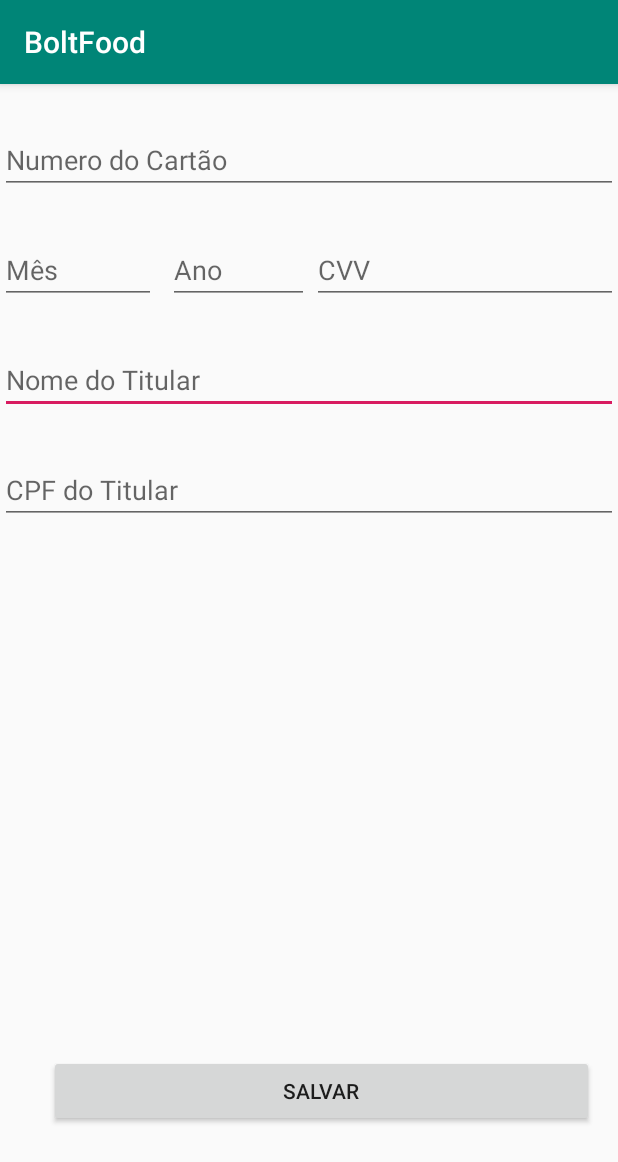
After one commit to BoltFood-Company/BoltFood-Client, an Android app: the CartaoActivity screen opened directly, with no data from a screen before it, on a phone screen of 412 x 824 dp. The commit adds this screen. Shown: the top 1162 px of the screen. Run offline under Robolectric (Android 15) with nearby library versions, the phone set to English and light mode, and no system bars; our stand-ins replace Firebase (no records; nobody signed in at launch, a user with empty details on screens opened directly).

Commit message:
Inserção do cadastro de cartao e tela main activity com botoes de acesso

```diff
--- a/app/src/main/AndroidManifest.xml
+++ b/app/src/main/AndroidManifest.xml
@@ -9,6 +9,7 @@
         android:roundIcon="@mipmap/ic_launcher_round"
         android:supportsRtl="true"
         android:theme="@style/AppTheme">
+        <activity android:name=".view.CartaoActivity"></activity>
         <activity android:name=".view.LoginActivity">
             <intent-filter>
                 <action android:name="android.intent.action.MAIN" />
@@ -17,7 +18,7 @@
             </intent-filter>
         </activity>
         <activity android:name=".view.ClienteActivity" />
-        <activity android:name=".view.MainActivity"></activity>
+        <activity android:name=".view.MainActivity" />
     </application>
 
 </manifest>
--- /dev/null
+++ b/app/src/main/java/br/com/app/client/boltfood/view/CartaoActivity.java
@@ -0,0 +1,115 @@
+package br.com.app.client.boltfood.view;
+
+import android.support.v7.app.AppCompatActivity;
+import android.os.Bundle;
+import android.view.View;
+import android.widget.Button;
+import android.widget.EditText;
+
+import com.google.firebase.auth.FirebaseAuth;
+import com.google.firebase.auth.FirebaseUser;
+
+import br.com.app.client.boltfood.R;
+import br.com.app.client.boltfood.controller.CartaoController;
+import br.com.app.client.boltfood.model.entity.Cartao;
+import br.com.app.client.boltfood.model.entity.util.Documento;
+import br.com.app.client.boltfood.model.entity.util.Validacao;
+
+public class CartaoActivity extends AppCompatActivity {
+
+    private EditText numeroCartao;
+    private EditText validadeMes;
+    private EditText validadeAno;
+    private EditText cvv;
+    private EditText nomeTitular;
+    private EditText cpfTitular;
+    private Button salvar;
+
+    private Cartao cartao;
+    private CartaoController cartaoController;
+
+    private FirebaseAuth auth = FirebaseAuth.getInstance();
+
+    @Override
+    protected void onCreate(Bundle savedInstanceState) {
+        super.onCreate(savedInstanceState);
+        setContentView(R.layout.activity_cartao);
+
+        numeroCartao = findViewById(R.id.numeroCartaoEditText);
+        validadeMes = findViewById(R.id.validadeMesEditText);
+        validadeAno = findViewById(R.id.validadeAnoEditText);
+        nomeTitular = findViewById(R.id.nomeTitularEditText);
+        cpfTitular = findViewById(R.id.cpfTitularEditText);
+        cvv = findViewById(R.id.cvvEditText);
+        salvar = findViewById(R.id.salvarBtn);
+
+        salvar.setOnClickListener(new View.OnClickListener() {
+            @Override
+            public void onClick(View v) {
+                Cadastrar(v);
+            }
+        });
+
+    }
+
+    public void Cadastrar(View view) {
+        if (!validaCampos()) {
+            return;
+        }
+        final FirebaseUser currentUser = auth.getCurrentUser();
+
+        cartao = new Cartao();
+
+        cartao.setNumeroCartao(numeroCartao.getText().toString());
+        cartao.setAno(validadeAno.getText().toString());
+        cartao.setMes(validadeMes.getText().toString());
+        cartao.setCpf(cpfTitular.getText().toString());
+        cartao.setCvv(cvv.getText().toString());
+        cartao.setNome(nomeTitular.getText().toString());
+        cartao.setIdUser(currentUser.getUid());
+
+        cartaoController = new CartaoController();
+        cartaoController.inserirCliente(cartao);
+
+    }
+
+    private boolean validaCampos(){
+
+        if (!Validacao.validarEditText(numeroCartao,"Número do Cartão Não Informado")){
+            numeroCartao.requestFocus();
+            return false;
+        }
+
+        if (!Validacao.validarEditText(validadeMes, "Mês da validade do Cartão não Informada")){
+            validadeMes.requestFocus();
+            return false;
+        }
+
+        if (!Validacao.validarEditText(validadeAno, "Ano da validade do Cartão não Informada")){
+            validadeAno.requestFocus();
+            return false;
+        }
+
+        if (!Validacao.validarEditText(cvv, "Código do cartão não Informado")){
+            cvv.requestFocus();
+            return false;
+        }
+
+        if (!Validacao.validarEditText(nomeTitular, "Nome do Titular do cartão não Informado")){
+            nomeTitular.requestFocus();
+            return false;
+        }
+
+        if (!Validacao.validarEditText(cpfTitular, "CPF não Informado")){
+            cpfTitular.requestFocus();
+            return false;
+        }
+
+        if (!Documento.isValidCPF(cpfTitular.getText().toString())){
+            cpfTitular.setError(getString(R.string.cpfinvalido));
+            return false;
+        }
+
+        return true;
+    }
+}
--- /dev/null
+++ b/app/src/main/res/layout/activity_cartao.xml
@@ -0,0 +1,110 @@
+<?xml version="1.0" encoding="utf-8"?>
+<android.support.constraint.ConstraintLayout xmlns:android="http://schemas.android.com/apk/res/android"
+    xmlns:app="http://schemas.android.com/apk/res-auto"
+    xmlns:tools="http://schemas.android.com/tools"
+    android:layout_width="match_parent"
+    android:layout_height="match_parent"
+    tools:context=".view.CartaoActivity">
+
+    <EditText
+        android:id="@+id/nomeTitularEditText"
+        android:layout_width="0dp"
+        android:layout_height="wrap_content"
+        android:layout_marginTop="28dp"
+        android:ems="10"
+        android:hint="Nome do Titular"
+        android:inputType="textPersonName"
+        app:layout_constraintEnd_toEndOf="parent"
+        app:layout_constraintHorizontal_bias="0.0"
+        app:layout_constraintStart_toStartOf="parent"
+        app:layout_constraintTop_toBottomOf="@+id/validadeMesEditText" />
+
+    <EditText
+        android:id="@+id/cpfTitularEditText"
+        android:layout_width="0dp"
+        android:layout_height="wrap_content"
+        android:layout_marginTop="28dp"
+        android:ems="10"
+        android:hint="CPF do Titular"
+        android:inputType="number"
+        app:layout_constraintEnd_toEndOf="parent"
+        app:layout_constraintHorizontal_bias="0.0"
+        app:layout_constraintStart_toStartOf="parent"
+        app:layout_constraintTop_toBottomOf="@+id/nomeTitularEditText" />
+
+    <EditText
+        android:id="@+id/validadeMesEditText"
+        android:layout_width="0dp"
+        android:layout_height="wrap_content"
+        android:layout_marginTop="28dp"
+        android:layout_marginEnd="8dp"
+        android:ems="10"
+        android:hint="Mês"
+        android:inputType="number"
+        app:layout_constraintEnd_toStartOf="@+id/validadeAnoEditText"
+        app:layout_constraintStart_toStartOf="parent"
+        app:layout_constraintTop_toBottomOf="@+id/numeroCartaoEditText" />
+
+    <EditText
+        android:id="@+id/validadeAnoEditText"
+        android:layout_width="94dp"
+        android:layout_height="wrap_content"
+        android:layout_marginTop="28dp"
+        android:layout_marginBottom="28dp"
+        android:ems="10"
+        android:hint="Ano"
+        android:inputType="number"
+        app:layout_constraintBottom_toTopOf="@+id/nomeTitularEditText"
+        app:layout_constraintEnd_toStartOf="@+id/guideline"
+        app:layout_constraintTop_toBottomOf="@+id/numeroCartaoEditText" />
+
+    <EditText
+        android:id="@+id/cvvEditText"
+        android:layout_width="0dp"
+        android:layout_height="wrap_content"
+        android:layout_marginStart="2dp"
+        android:layout_marginTop="28dp"
+        android:ems="10"
+        android:hint="CVV"
+        android:inputType="number"
+        app:layout_constraintEnd_toEndOf="parent"
+        app:layout_constraintHorizontal_bias="1.0"
+        app:layout_constraintStart_toStartOf="@+id/guideline"
+        app:layout_constraintTop_toBottomOf="@+id/numeroCartaoEditText" />
+
+    <android.support.constraint.Guideline
+        android:id="@+id/guideline"
+        android:layout_width="wrap_content"
+        android:layout_height="wrap_content"
+        android:orientation="vertical"
+        app:layout_constraintGuide_percent="0.50" />
+
+    <Button
+        android:id="@+id/salvarBtn"
+        android:layout_width="363dp"
+        android:layout_height="wrap_content"
+        android:layout_marginStart="8dp"
+        android:layout_marginTop="8dp"
+        android:layout_marginEnd="8dp"
+        android:layout_marginBottom="8dp"
+        android:text="Salvar"
+        app:layout_constraintBottom_toBottomOf="parent"
+        app:layout_constraintEnd_toEndOf="parent"
+        app:layout_constraintHorizontal_bias="0.75"
+        app:layout_constraintStart_toStartOf="parent"
+        app:layout_constraintTop_toBottomOf="@+id/cpfTitularEditText"
+        app:layout_constraintVertical_bias="0.843" />
+
+    <EditText
+        android:id="@+id/numeroCartaoEditText"
+        android:layout_width="0dp"
+        android:layout_height="41dp"
+        android:layout_marginTop="32dp"
+        android:ems="10"
+        android:hint="Numero do Cartão"
+        android:inputType="number"
+        app:layout_constraintEnd_toEndOf="parent"
+        app:layout_constraintStart_toStartOf="parent"
+        app:layout_constraintTop_toTopOf="parent" />
+
+</android.support.constraint.ConstraintLayout>
```
Also changed, not shown: app/src/main/java/br/com/app/client/boltfood/controller/CartaoController.java (added, +14 -0 lines), app/src/main/java/br/com/app/client/boltfood/dao/CartaoDAO.java (added, +14 -0 lines), app/src/main/java/br/com/app/client/boltfood/model/entity/Cartao.java (+71 -0 lines), app/src/main/java/br/com/app/client/boltfood/view/MainActivity.java (+18 -0 lines), app/src/main/res/layout/activity_main.xml (+6 -6 lines).
